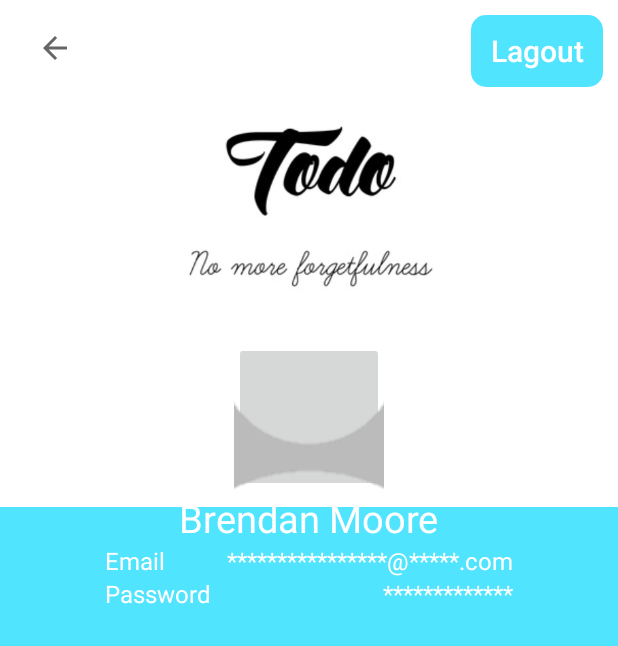
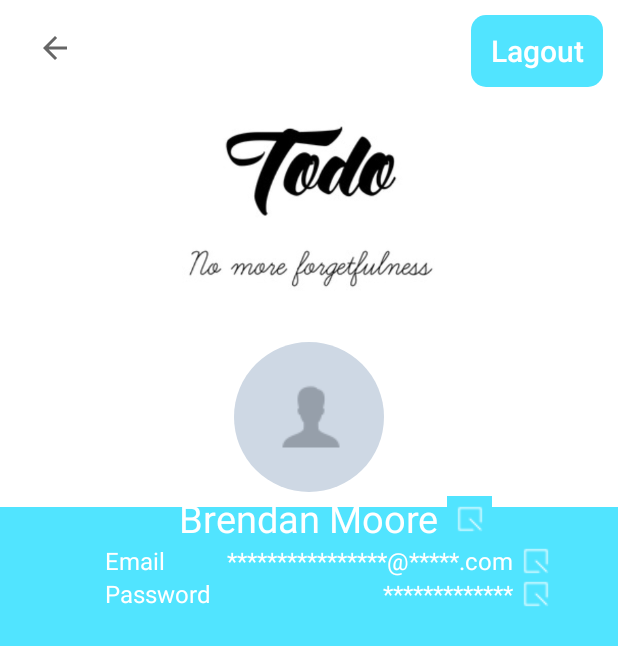
Before and after one commit to JeuRC/ToDo, an Android app: the Profile screen opened directly, with no data from a screen before it, on a phone screen of 412 x 824 dp. Shown: the top 646 px of the screen. Run offline under Robolectric (Android 15) with nearby library versions, the phone set to English and light mode, and no system bars.

Commit message:
Se completa la actividad Profile

```diff
--- a/app/src/main/res/layout/activity_calendar.xml
+++ b/app/src/main/res/layout/activity_calendar.xml
@@ -58,7 +58,6 @@
     <ScrollView
         android:layout_width="409dp"
         android:layout_height="480dp"
-        android:layout_marginTop="10sp"
         android:layout_marginBottom="10sp"
         app:layout_constraintBottom_toTopOf="@+id/btnSearch"
         app:layout_constraintEnd_toEndOf="parent"
--- a/app/src/main/res/layout/activity_profile.xml
+++ b/app/src/main/res/layout/activity_profile.xml
@@ -56,10 +56,12 @@
         android:id="@+id/imgPicture"
         android:layout_width="100sp"
         android:layout_height="100sp"
+        android:background="@drawable/boton_redondo"
+        android:backgroundTint="#CED8E4"
         app:layout_constraintEnd_toEndOf="parent"
         app:layout_constraintStart_toStartOf="parent"
         app:layout_constraintTop_toBottomOf="@+id/imgLogo"
-        app:srcCompat="@drawable/usuario_anonimo"
+        app:srcCompat="@drawable/icono_usuario"
         tools:ignore="SpeakableTextPresentCheck" />
 
     <TextView
@@ -72,6 +74,18 @@
         app:layout_constraintEnd_toEndOf="parent"
         app:layout_constraintStart_toStartOf="parent"
         app:layout_constraintTop_toBottomOf="@+id/imgPicture" />
+
+    <ImageButton
+        android:id="@+id/imgEdit1"
+        android:layout_width="30sp"
+        android:layout_height="30sp"
+        android:layout_marginStart="5sp"
+        android:background="#51E4FF"
+        app:layout_constraintBottom_toTopOf="@+id/txtEmail_address"
+        app:layout_constraintStart_toEndOf="@+id/txtName"
+        app:layout_constraintTop_toBottomOf="@+id/imgPicture"
+        app:srcCompat="@drawable/icono_edit"
+        tools:ignore="SpeakableTextPresentCheck,TouchTargetSizeCheck" />
 
     <TextView
         android:id="@+id/txtEmail"
@@ -95,6 +109,18 @@
         app:layout_constraintEnd_toEndOf="parent"
         app:layout_constraintTop_toBottomOf="@+id/txtName" />
 
+    <ImageButton
+        android:id="@+id/imgEdit2"
+        android:layout_width="wrap_content"
+        android:layout_height="wrap_content"
+        android:layout_marginStart="5sp"
+        android:background="#51E4FF"
+        app:layout_constraintBottom_toTopOf="@+id/txtCharacters"
+        app:layout_constraintStart_toEndOf="@+id/txtEmail_address"
+        app:layout_constraintTop_toBottomOf="@+id/txtName"
+        app:srcCompat="@drawable/icono_edit"
+        tools:ignore="TouchTargetSizeCheck,SpeakableTextPresentCheck" />
+
     <TextView
         android:id="@+id/txtPassword"
         android:layout_width="wrap_content"
@@ -117,4 +143,16 @@
         app:layout_constraintEnd_toEndOf="parent"
         app:layout_constraintTop_toBottomOf="@+id/txtEmail_address" />
 
+    <ImageButton
+        android:id="@+id/imgEdit3"
+        android:layout_width="wrap_content"
+        android:layout_height="wrap_content"
+        android:layout_marginStart="5sp"
+        android:background="#51E4FF"
+        app:layout_constraintBottom_toBottomOf="@+id/txtCharacters"
+        app:layout_constraintStart_toEndOf="@+id/txtCharacters"
+        app:layout_constraintTop_toBottomOf="@+id/txtEmail_address"
+        app:srcCompat="@drawable/icono_edit"
+        tools:ignore="TouchTargetSizeCheck,SpeakableTextPresentCheck" />
+
 </androidx.constraintlayout.widget.ConstraintLayout>
```
Also changed, not shown: app/src/main/res/drawable/icono_edit.png (added), app/src/main/res/drawable/icono_usuario.png (added).
